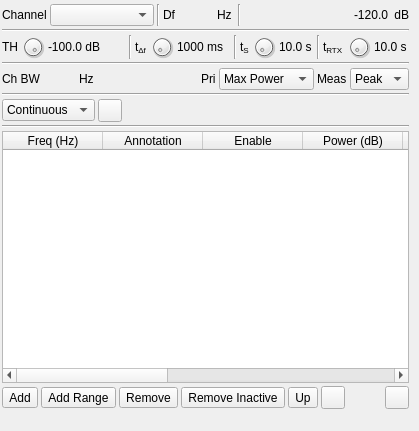
Above: plugins/channelrx/freqscanner/freqscannergui.ui from f4exb/sdrangel before the change. Below: the same form after it.
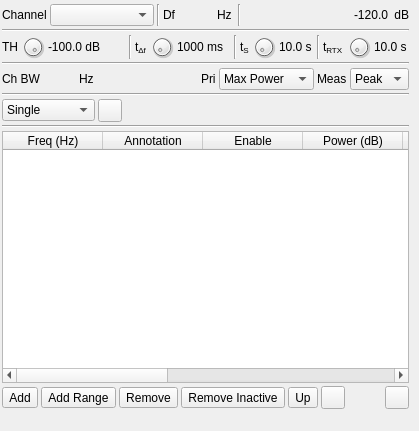
That is the form after the change. Icons and pictures are not drawn. Custom widgets are drawn as their Qt base class.

What changed in the file:
```diff
--- a/plugins/channelrx/freqscanner/freqscannergui.ui
+++ b/plugins/channelrx/freqscanner/freqscannergui.ui
@@ -569,7 +569,7 @@
          <string>Run mode</string>
         </property>
         <property name="currentIndex">
-         <number>1</number>
+         <number>0</number>
         </property>
         <item>
          <property name="text">
```
Left out of the diff: 51 changed lines with no effect on the pictures.
